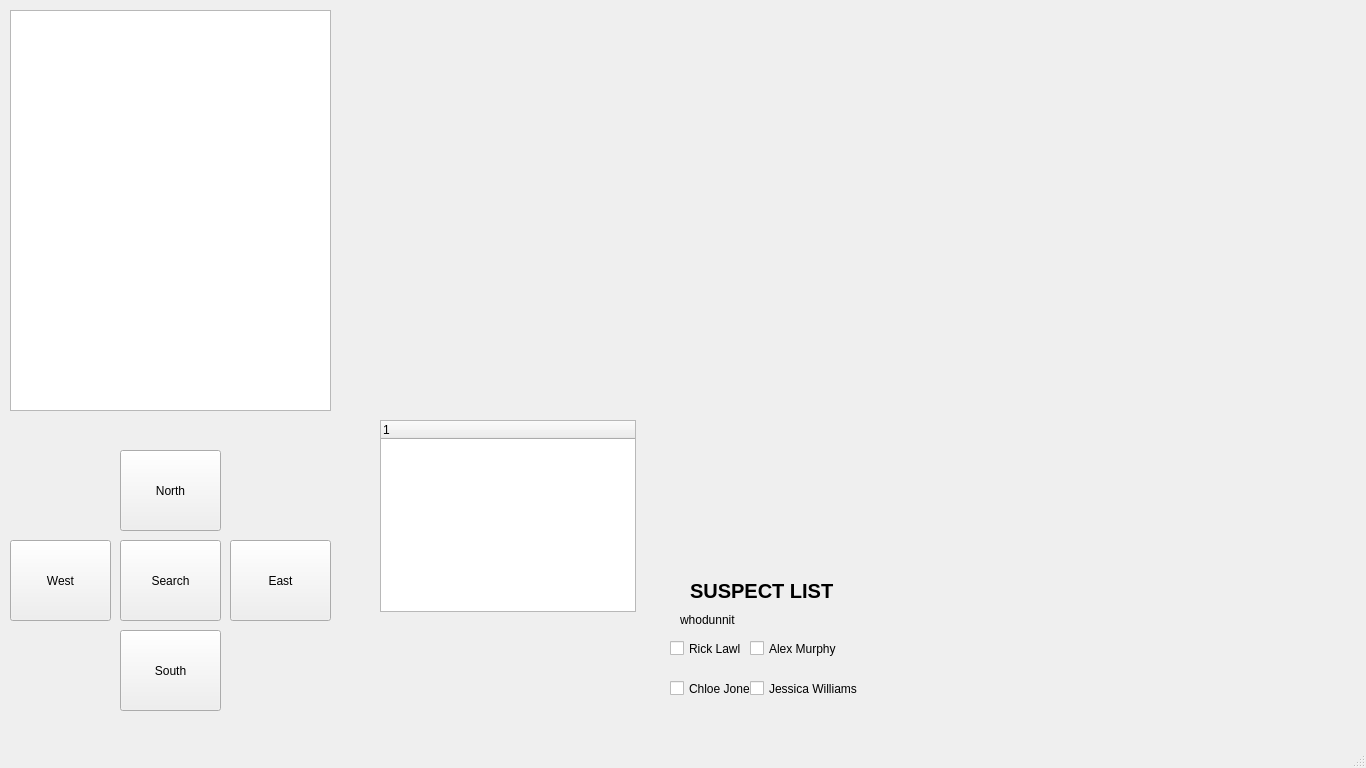
Above: mainwindow.ui from TitoEt/CS4076 before the change. Below: the same form after it.
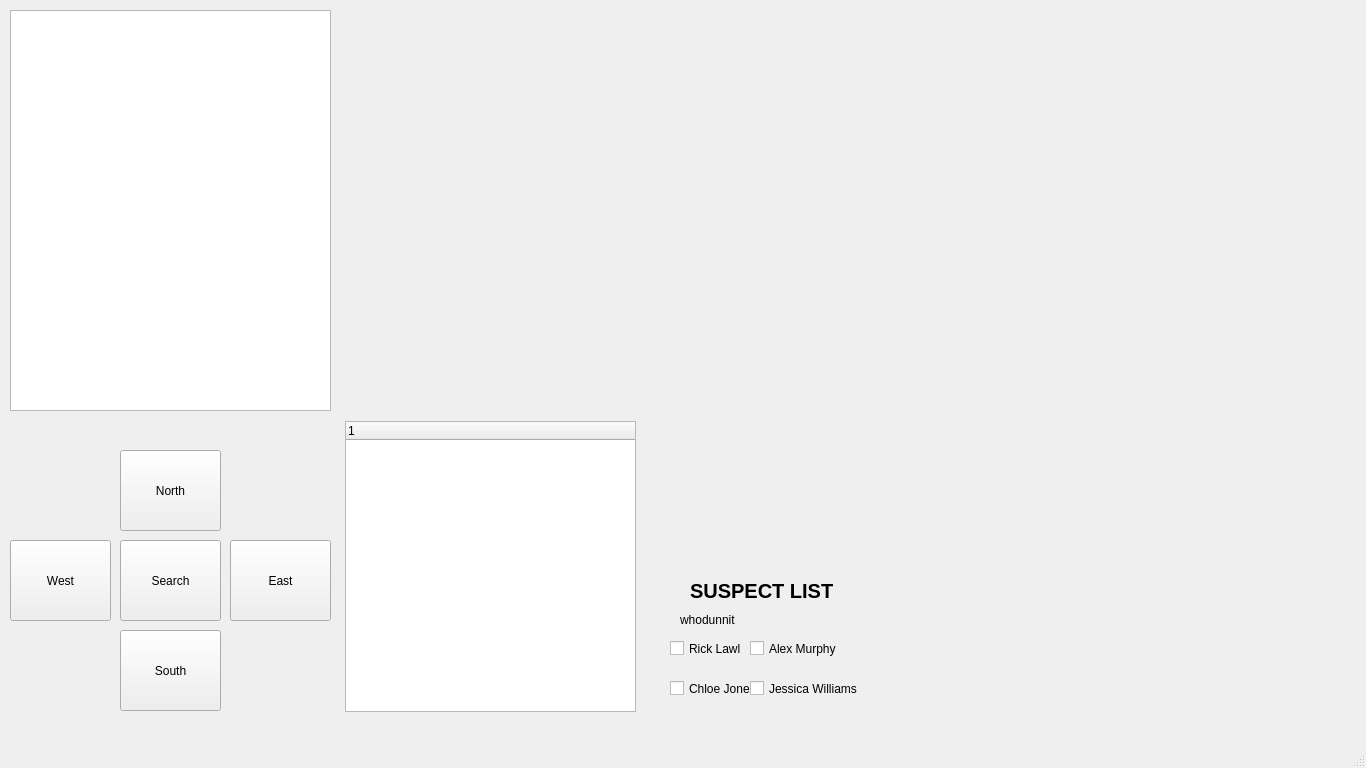
That is the form after the change. Icons and pictures are not drawn.

Patch:
```diff
--- a/mainwindow.ui
+++ b/mainwindow.ui
@@ -228,10 +228,10 @@
    <widget class="QTreeWidget" name="treeWidget">
     <property name="geometry">
      <rect>
-      <x>380</x>
-      <y>420</y>
-      <width>256</width>
-      <height>192</height>
+      <x>345</x>
+      <y>421</y>
+      <width>291</width>
+      <height>291</height>
      </rect>
     </property>
    </widget>
```
